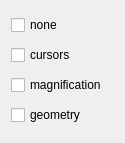
First picture: the form in Code/Gui/MITK/Modules/niftkMIDASGui/Resources/UI/QmitkMIDASBindWidget.ui, repository NifTK/NifTK, before the edit.
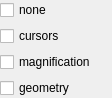
Second picture: the form after the edit.

Commit message: Bug #2224: MIDAS plugins GUI tweaks

Patch:
```diff
--- a/Code/Gui/MITK/Modules/niftkMIDASGui/Resources/UI/QmitkMIDASBindWidget.ui
+++ b/Code/Gui/MITK/Modules/niftkMIDASGui/Resources/UI/QmitkMIDASBindWidget.ui
@@ -6,15 +6,21 @@
    <rect>
     <x>0</x>
     <y>0</y>
-    <width>125</width>
-    <height>143</height>
+    <width>112</width>
+    <height>79</height>
    </rect>
   </property>
   <property name="windowTitle">
    <string>Form</string>
   </property>
-  <layout class="QGridLayout" name="gridLayout">
-   <item row="0" column="0">
+  <layout class="QVBoxLayout" name="verticalLayout">
+   <property name="spacing">
+    <number>6</number>
+   </property>
+   <property name="margin">
+    <number>0</number>
+   </property>
+   <item>
     <widget class="QCheckBox" name="m_BindNoneCheckBox">
      <property name="toolTip">
       <string>unbind windows</string>
@@ -24,7 +30,7 @@
      </property>
     </widget>
    </item>
-   <item row="1" column="0">
+   <item>
     <widget class="QCheckBox" name="m_BindCursorsCheckBox">
      <property name="toolTip">
       <string>bind cursors across multiple views</string>
@@ -34,7 +40,7 @@
      </property>
     </widget>
    </item>
-   <item row="2" column="0">
+   <item>
     <widget class="QCheckBox" name="m_BindMagnificationCheckBox">
      <property name="toolTip">
       <string>bind magnification across multiple views</string>
@@ -44,7 +50,7 @@
      </property>
     </widget>
    </item>
-   <item row="3" column="0">
+   <item>
     <widget class="QCheckBox" name="m_BindGeometryCheckBox">
      <property name="toolTip">
       <string>bind magnification across multiple views</string>
```
The commit also changes 15 other files.
